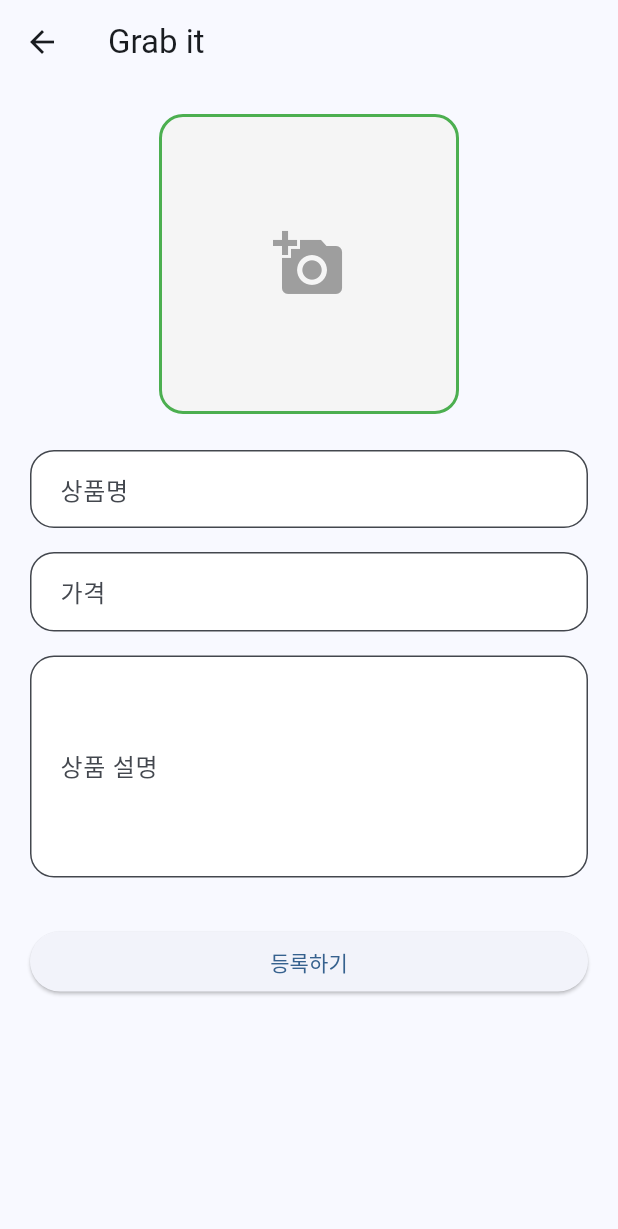
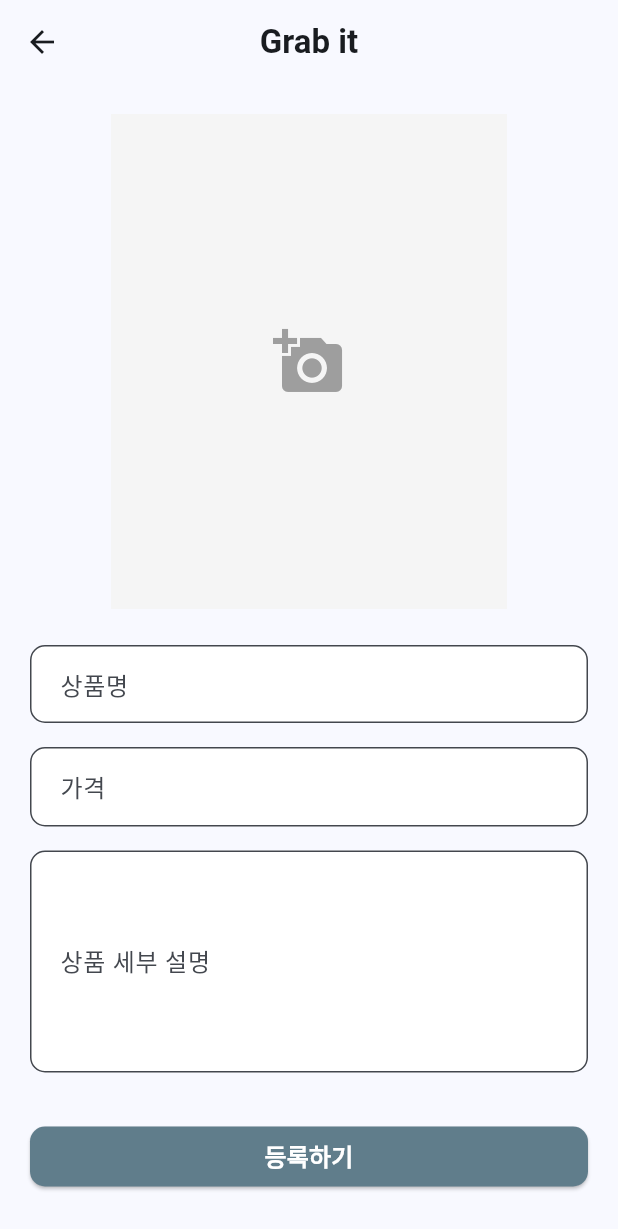
Before and after one commit to treeandturtle/climbing_shopping_mall, a Flutter app: the screen it shows after launch, after a tap on the "add" icon, on a phone screen of 412 x 824 dp. Shown: the top 1229 px of the screen. Run offline on Flutter 3.47's test engine with Material 3 defaults, Android fonts, the light colour scheme and no system bars; our stand-ins replace iconsax, image_picker.

Commit message:
세부 디자인 조정

```diff
--- a/lib/screen/product_add_page.dart
+++ b/lib/screen/product_add_page.dart
@@ -74,7 +74,14 @@ class _ProductAddPageState extends State<ProductAddPage> {
   Widget build(BuildContext context) {
     return Scaffold(
       backgroundColor: Theme.of(context).colorScheme.surface,
-      appBar: AppBar(title: const Text('Grab it'), leading: BackButton()),
+      appBar: AppBar(
+        title: const Text(
+          'Grab it',
+          style: TextStyle(fontWeight: FontWeight.bold),
+        ),
+        centerTitle: true,
+        leading: BackButton(),
+      ),
       body: SingleChildScrollView(
         padding: const EdgeInsets.all(20),
         child: Form(
@@ -92,8 +99,21 @@ class _ProductAddPageState extends State<ProductAddPage> {
               SizedBox(
                 width: double.infinity,
                 child: ElevatedButton(
+                  style: ElevatedButton.styleFrom(
+                    backgroundColor: Colors.blueGrey,
+                    shape: RoundedRectangleBorder(
+                      borderRadius: BorderRadius.circular(10),
+                    ),
+                  ),
                   onPressed: _submit,
-                  child: const Text('등록하기'),
+                  child: const Text(
+                    '등록하기',
+                    style: TextStyle(
+                      color: Colors.white,
+                      fontSize: 16,
+                      fontWeight: FontWeight.bold,
+                    ),
+                  ),
                 ),
               ),
             ],
--- a/lib/screen/product_detail_page.dart
+++ b/lib/screen/product_detail_page.dart
@@ -21,7 +21,13 @@ class _ProductDetailPageState extends State<ProductDetailPage> {
   @override
   Widget build(BuildContext context) {
     return Scaffold(
-      appBar: AppBar(title: const Text('Grab it')),
+      appBar: AppBar(
+        title: const Text(
+          'Grab it',
+          style: TextStyle(fontWeight: FontWeight.bold),
+        ),
+        centerTitle: true,
+      ),
       body: Padding(
         padding: const EdgeInsets.all(16.0),
         child: Column(
@@ -30,7 +36,7 @@ class _ProductDetailPageState extends State<ProductDetailPage> {
             Center(
               child: SizedBox(
                 width: 330,
-                height: 330,
+                height: 412,
                 child: widget.product.imageUrl.startsWith('http')
                     ? Image.network(widget.product.imageUrl, fit: BoxFit.fill)
                     : widget.product.imageUrl.startsWith('/')
@@ -58,7 +64,9 @@ class _ProductDetailPageState extends State<ProductDetailPage> {
                 description: widget.product.description,
               ),
             ),
+
             const SizedBox(height: 24),
+
             Row(
               mainAxisAlignment: MainAxisAlignment.spaceBetween,
               children: [
@@ -74,8 +82,11 @@ class _ProductDetailPageState extends State<ProductDetailPage> {
 
                 ElevatedButton(
                   style: ElevatedButton.styleFrom(
-                    backgroundColor: Colors.green,
+                    backgroundColor: Colors.blueGrey,
                     foregroundColor: Colors.white,
+                    shape: RoundedRectangleBorder(
+                      borderRadius: BorderRadius.circular(10),
+                    ),
                   ),
                   onPressed: () {
                     if (number > 0) {
--- a/lib/screen/product_list_page.dart
+++ b/lib/screen/product_list_page.dart
@@ -32,6 +32,7 @@ class ProductListPage extends StatelessWidget {
               );
             },
           ),
+          SizedBox(width: 10),
         ],
       ),
       body: Stack(
@@ -50,7 +51,6 @@ class ProductListPage extends StatelessWidget {
                 final product = productList.products[index];
                 return LayoutBuilder(
                   builder: (context, constraints) {
-                    final double imageSize = constraints.maxWidth;
                     return Column(
                       crossAxisAlignment: CrossAxisAlignment.start,
                       children: [
--- a/lib/widget/image_field.dart
+++ b/lib/widget/image_field.dart
@@ -10,19 +10,19 @@ class ImageField extends StatelessWidget {
     return GestureDetector(
       onTap: onPick,
       child: Container(
-        width: 200,
-        height: 200,
+        width: 264,
+        height: 330,
         decoration: BoxDecoration(
           color: Colors.grey[100],
-          borderRadius: BorderRadius.circular(16),
-          border: Border.all(color: Colors.green, width: 2),
+
+          // border: Border.all(color: Colors.blueGrey, width: 2),
         ),
         child: imageUrl != null
             ? ClipRRect(
                 borderRadius: BorderRadius.circular(16),
                 child: imageUrl!.startsWith('http')
-                    ? Image.network(imageUrl!, fit: BoxFit.cover)
-                    : Image.file(File(imageUrl!), fit: BoxFit.cover),
+                    ? Image.network(imageUrl!, fit: BoxFit.fill)
+                    : Image.file(File(imageUrl!), fit: BoxFit.fill),
               )
             : const Icon(Icons.add_a_photo, size: 48, color: Colors.grey),
       ),
--- a/lib/widget/number_button.dart
+++ b/lib/widget/number_button.dart
@@ -19,7 +19,7 @@ class _NumberButtonState extends State<NumberButton> {
       height: 40,
       decoration: BoxDecoration(
         borderRadius: BorderRadius.circular(10),
-        border: Border.all(color: Colors.grey, width: 3),
+        border: Border.all(color: Colors.blueGrey, width: 3),
       ),
       child: Row(
         mainAxisAlignment: MainAxisAlignment.spaceBetween,
--- a/lib/widget/register_field.dart
+++ b/lib/widget/register_field.dart
@@ -1,4 +1,5 @@
 import 'package:flutter/material.dart';
+import 'package:flutter/services.dart';
 
 class NameField extends StatelessWidget {
   final TextEditingController controller;
@@ -15,7 +16,7 @@ class NameField extends StatelessWidget {
           horizontal: 16,
           vertical: 14,
         ),
-        border: OutlineInputBorder(borderRadius: BorderRadius.circular(16)),
+        border: OutlineInputBorder(borderRadius: BorderRadius.circular(10)),
       ),
       validator: (v) =>
           (v == null || v.trim().isEmpty) ? '상품명을 입력해 주세요.' : null,
@@ -31,6 +32,7 @@ class PriceField extends StatelessWidget {
     return TextFormField(
       controller: controller,
       keyboardType: TextInputType.number,
+      inputFormatters: [FilteringTextInputFormatter.digitsOnly],
       decoration: InputDecoration(
         labelText: '가격',
         hintText: '숫자만 입력해 주세요',
@@ -40,7 +42,7 @@ class PriceField extends StatelessWidget {
           horizontal: 16,
           vertical: 14,
         ),
-        border: OutlineInputBorder(borderRadius: BorderRadius.circular(16)),
+        border: OutlineInputBorder(borderRadius: BorderRadius.circular(10)),
       ),
       validator: (v) {
         if (v == null || v.trim().isEmpty) return '가격을 입력해 주세요.';
@@ -60,14 +62,15 @@ class DescriptionField extends StatelessWidget {
       controller: controller,
       maxLines: 5,
       decoration: InputDecoration(
-        labelText: '상품 설명',
+        labelText: '상품 세부 설명',
+
         filled: true,
         fillColor: Colors.white,
         contentPadding: const EdgeInsets.symmetric(
           horizontal: 16,
           vertical: 14,
         ),
-        border: OutlineInputBorder(borderRadius: BorderRadius.circular(16)),
+        border: OutlineInputBorder(borderRadius: BorderRadius.circular(10)),
       ),
       validator: (v) => (v == null || v.trim().isEmpty) ? '설명을 입력해 주세요.' : null,
     );
```
Also changed, not shown: 1 other file.
